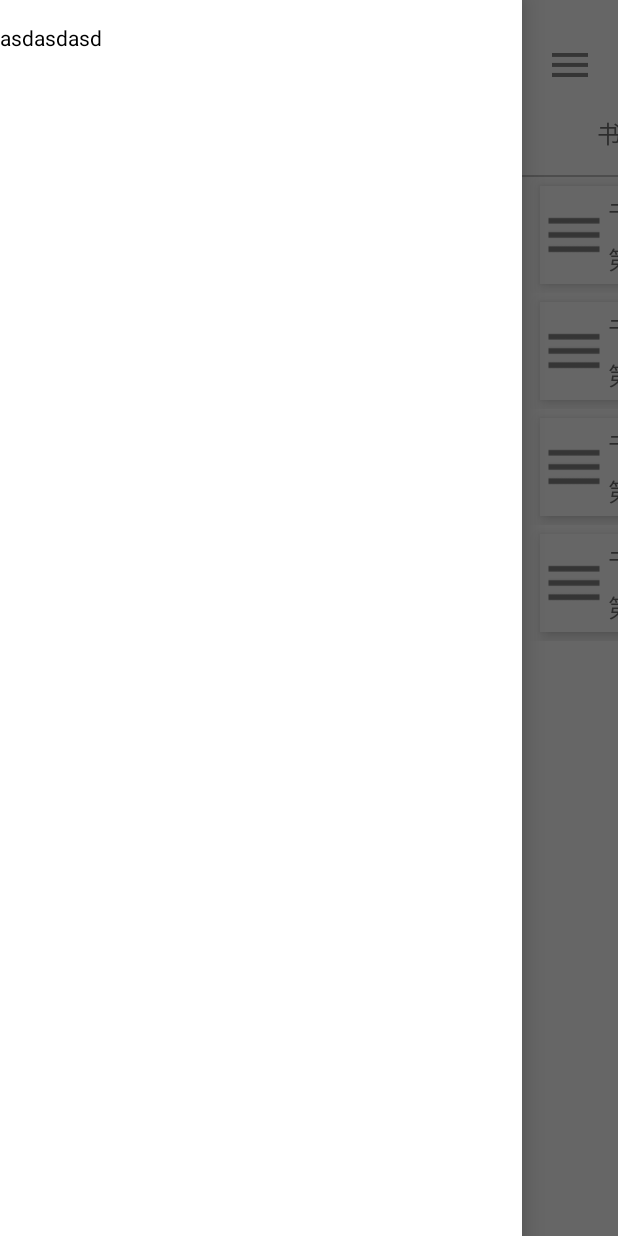
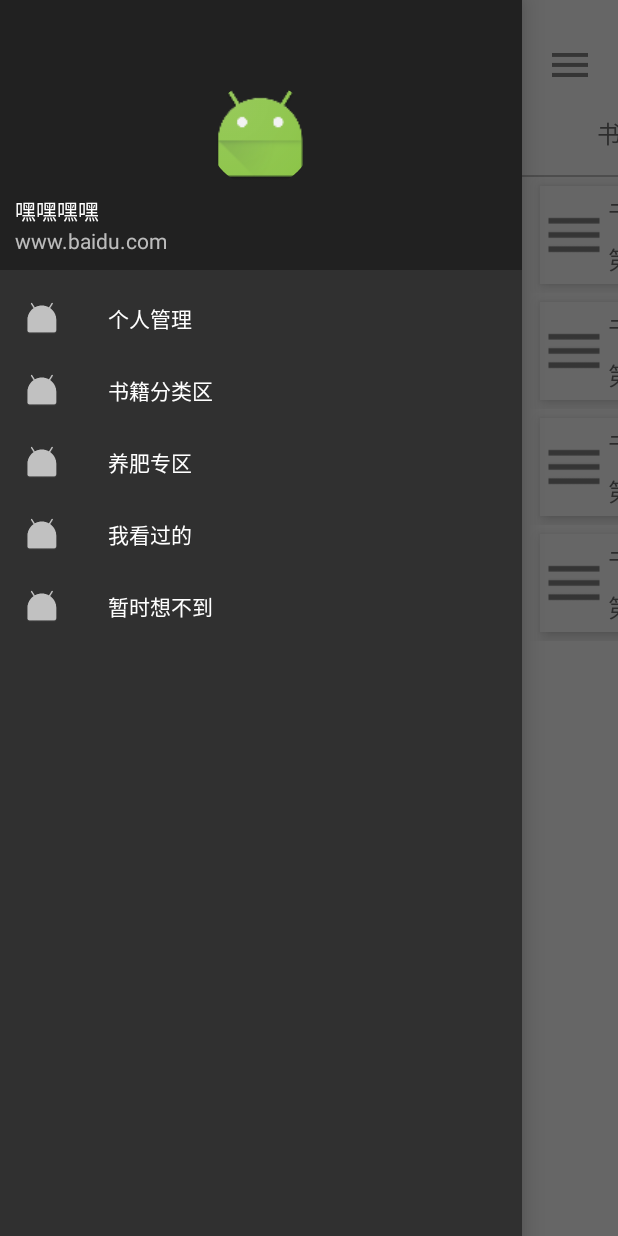
Before and after one commit to zengwei123/NewBook, an Android app: the screen it shows after launch (MainActivity), with the side drawer open, on a phone screen of 412 x 824 dp. Run offline under Robolectric (Android 15) with nearby library versions, the phone set to English and light mode, and no system bars; our stand-ins replace CircleImageView.

Commit message:
侧滑栏

```diff
--- a/app/build.gradle
+++ b/app/build.gradle
@@ -24,6 +24,7 @@ dependencies {
 //    androidTestCompile('com.android.support.test.espresso:espresso-core:2.2.2', {
 //        exclude group: 'com.android.support', module: 'support-annotations'
 //    })
+    //noinspection GradleCompatible
     compile 'com.android.support:appcompat-v7:25.3.1'
     compile 'com.android.support.constraint:constraint-layout:1.0.2'
     compile 'com.android.support:recyclerview-v7:25.3.1'
@@ -34,4 +35,7 @@ dependencies {
 
     compile 'com.github.bumptech.glide:glide:3.7.0'
 
+    compile 'com.android.support:design:25.4.0'
+    compile 'de.hdodenhof:circleimageview:2.1.0'
+
 }
--- a/app/src/main/AndroidManifest.xml
+++ b/app/src/main/AndroidManifest.xml
@@ -17,7 +17,6 @@
             </intent-filter>
         </activity>
 
-        <activity android:name=".Activity.DetailaBookActivity"></activity>
         <activity android:name=".Activity.SearchActivity"></activity>
     </application>
 
--- a/app/src/main/res/layout/cehua.xml
+++ b/app/src/main/res/layout/cehua.xml
@@ -1,13 +1,16 @@
 <?xml version="1.0" encoding="utf-8"?>
 <LinearLayout xmlns:android="http://schemas.android.com/apk/res/android"
-              android:layout_width="match_parent"
-              android:background="#ffffff"
-              android:layout_height="match_parent">
+    android:layout_width="match_parent"
+    xmlns:app="http://schemas.android.com/apk/res-auto"
+    android:background="#ffffff"
+    android:layout_height="match_parent">
 
-    <TextView
-        android:layout_marginTop="15dp"
-        android:textColor="#000000"
-        android:text="asdasdasd"
-        android:layout_width="wrap_content"
-        android:layout_height="match_parent"/>
+    <android.support.design.widget.NavigationView
+        android:id="@+id/nav_view"
+        android:layout_width="match_parent"
+        android:layout_height="match_parent"
+        android:layout_gravity="start"
+        app:menu="@menu/nav_menu"
+        app:headerLayout="@layout/navigation_item"
+        />
 </LinearLayout>
--- /dev/null
+++ b/app/src/main/res/layout/navigation_item.xml
@@ -0,0 +1,36 @@
+<?xml version="1.0" encoding="utf-8"?>
+<RelativeLayout
+    xmlns:android="http://schemas.android.com/apk/res/android"
+    android:layout_width="match_parent"
+    android:layout_height="180dp"
+    android:padding="10dp"
+    android:background="?attr/colorPrimary">
+
+    <de.hdodenhof.circleimageview.CircleImageView
+        android:id="@+id/icon_image"
+        android:layout_width="70dp"
+        android:layout_height="70dp"
+        android:src="@mipmap/ic_launcher"
+        android:layout_centerInParent="true"/>
+
+    <TextView
+        android:id="@+id/tv_username"
+        android:layout_width="wrap_content"
+        android:layout_height="wrap_content"
+        android:layout_alignParentBottom="true"
+        android:text="www.baidu.com"
+        android:textSize="14sp"/>
+
+    <TextView
+        android:id="@+id/mail"
+        android:layout_width="wrap_content"
+        android:layout_height="wrap_content"
+        android:layout_above="@+id/tv_username"
+        android:text="嘿嘿嘿嘿"
+        android:textColor="#fff"
+        android:textSize="14sp"/>
+
+
+
+
+</RelativeLayout>
--- a/app/src/main/res/layout/search_activity.xml
+++ b/app/src/main/res/layout/search_activity.xml
@@ -4,7 +4,7 @@
     android:layout_width="match_parent"
     android:layout_height="match_parent"
     android:orientation="vertical"
-    android:background="#f2f2f2"
+    android:background="#ffffff"
     >
 
     <LinearLayout
--- a/app/src/main/res/layout/search_item.xml
+++ b/app/src/main/res/layout/search_item.xml
@@ -8,7 +8,7 @@
 
     <LinearLayout
         android:layout_width="match_parent"
-        android:layout_height="160dp"
+        android:layout_height="140dp"
         android:orientation="horizontal">
 
         <ImageView
--- /dev/null
+++ b/app/src/main/res/menu/nav_menu.xml
@@ -0,0 +1,26 @@
+<?xml version="1.0" encoding="utf-8"?>
+<menu xmlns:android="http://schemas.android.com/apk/res/android">
+    <group android:checkableBehavior="single">
+        <item
+            android:id="@+id/nav_call"
+            android:icon="@mipmap/ic_launcher"
+            android:title="个人管理"/>
+        <item
+            android:id="@+id/nav_friends"
+            android:icon="@mipmap/ic_launcher"
+            android:title="书籍分类区"/>
+        <item
+            android:id="@+id/nav_location"
+            android:icon="@mipmap/ic_launcher"
+            android:title="养肥专区"/>
+        <item
+            android:id="@+id/nav_mail"
+            android:icon="@mipmap/ic_launcher"
+            android:title="我看过的"/>
+        <item
+            android:id="@+id/nav_task"
+            android:icon="@mipmap/ic_launcher"
+            android:title="暂时想不到"/>
+    </group>
+
+</menu>
--- a/build.gradle
+++ b/build.gradle
@@ -3,6 +3,7 @@
 buildscript {
     repositories {
         jcenter()
+        google()
     }
     dependencies {
         classpath 'com.android.tools.build:gradle:3.0.0'
@@ -15,6 +16,7 @@ buildscript {
 allprojects {
     repositories {
         jcenter()
+        google()
     }
 }
 
```
Also changed, not shown: app/src/main/java/com/example/zengwei/newbook/Activity/SearchActivity.java (+6 -11 lines), app/src/main/java/com/example/zengwei/newbook/MainActivity.java (+21 -39 lines), app/src/main/java/com/example/zengwei/newbook/Recycler/SearchAdapter.java (+7 -7 lines), app/src/main/res/layout/index_activity.xml (+9 -5 lines), app/src/main/res/layout/recycleritem.xml (+7 -6 lines), 2 other files.
